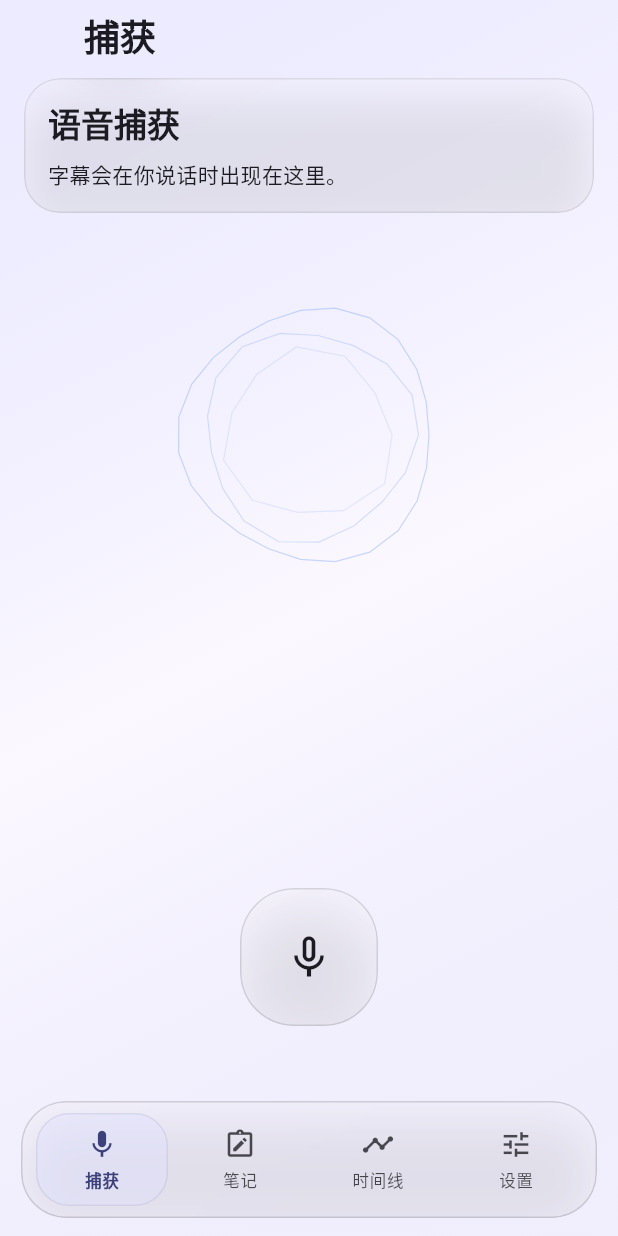
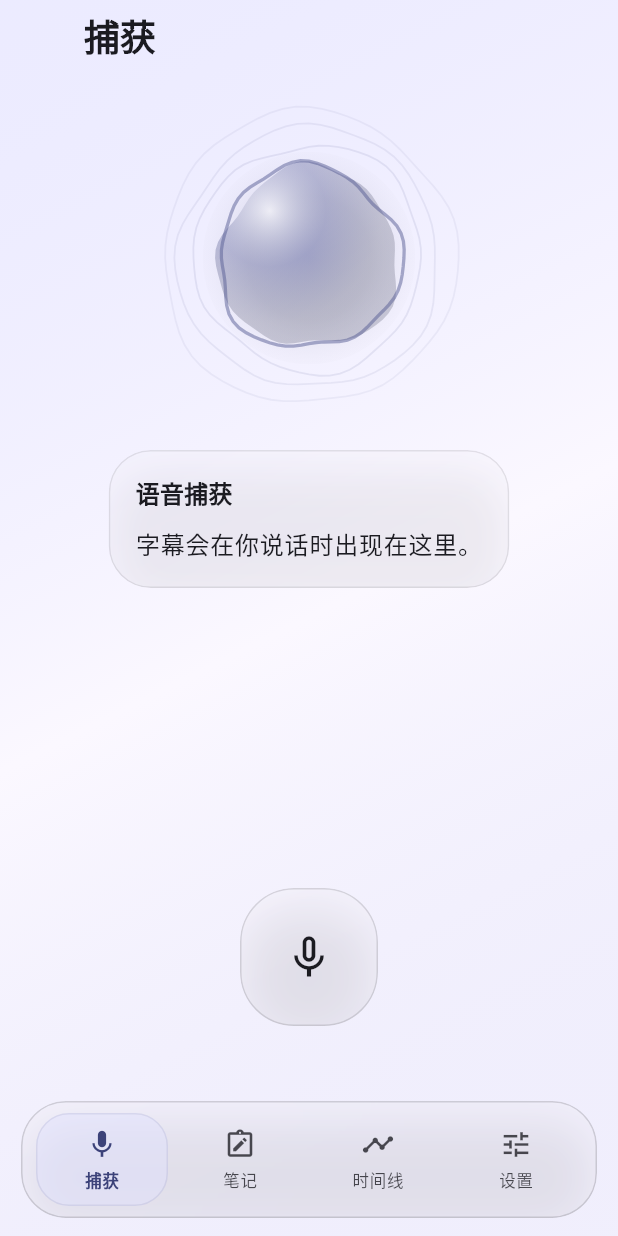
Before and after one commit to rimYtio/GlassNote, a Flutter app: the screen it shows after launch, on a phone screen of 412 x 824 dp. Run offline on Flutter 3.47's test engine with Material 3 defaults, Android fonts, the phone set to English and light mode, and no system bars; our stand-ins replace drift, flutter_colorpicker, flutter_riverpod, flutter_secure_storage, go_router; missing offline and left inert: record; accounts and stored records are empty; generated files the repository leaves out were written again.

Commit message:
V7.2
优化了捕获界面的UI设计

```diff
--- a/lib/app/app_shell.dart
+++ b/lib/app/app_shell.dart
@@ -13,14 +13,9 @@ class AppShell extends StatefulWidget {
 }
 
 class _AppShellState extends State<AppShell> {
-  int _previousIndex = 0;
-
   int get _currentIndex => widget.navigationShell.currentIndex;
 
   void _onTabTap(int index) {
-    if (index != _currentIndex) {
-      _previousIndex = _currentIndex;
-    }
     widget.navigationShell.goBranch(
       index,
       initialLocation: index == _currentIndex,
@@ -31,27 +26,7 @@ class _AppShellState extends State<AppShell> {
   Widget build(BuildContext context) {
     return Scaffold(
       extendBody: true,
-      body: AnimatedSwitcher(
-        duration: const Duration(milliseconds: 220),
-        transitionBuilder: (child, animation) {
-          final slideCurve = CurvedAnimation(
-            parent: animation,
-            curve: Curves.easeOutCubic,
-          );
-          final slideDirection = _currentIndex > _previousIndex ? 1.0 : -1.0;
-          return SlideTransition(
-            position: Tween<Offset>(
-              begin: Offset(0.12 * slideDirection, 0),
-              end: Offset.zero,
-            ).animate(slideCurve),
-            child: FadeTransition(opacity: animation, child: child),
-          );
-        },
-        child: KeyedSubtree(
-          key: ValueKey(_currentIndex),
-          child: widget.navigationShell,
-        ),
-      ),
+      body: widget.navigationShell,
       bottomNavigationBar: GlassBottomNavigation(
         currentIndex: _currentIndex,
         onTap: _onTabTap,
--- a/lib/features/capture/presentation/capture_page.dart
+++ b/lib/features/capture/presentation/capture_page.dart
@@ -1,3 +1,4 @@
+import 'dart:async';
 import 'dart:math' as math;
 import 'dart:ui';
 
@@ -36,15 +37,7 @@ class CapturePage extends ConsumerWidget {
           ListView(
             padding: const EdgeInsets.only(bottom: 168),
             children: [
-              _CaptionCard(state: state),
-              if (state.previews.isEmpty &&
-                  state.status != CaptureStatus.preview) ...[
-                const SizedBox(height: 24),
-                if (state.status == CaptureStatus.recording ||
-                    state.status == CaptureStatus.analyzing)
-                  const SizedBox(height: 140),
-                const SizedBox(height: 24),
-              ] else
+              _VoiceCaptureStage(state: state),
               const SizedBox(height: 16),
               if (state.previews.isNotEmpty) ...[
                 for (final preview in state.previews)
@@ -71,13 +64,9 @@ class CapturePage extends ConsumerWidget {
                     ),
                   ],
                 ),
-              ] else if (state.status != CaptureStatus.recording &&
-                  state.status != CaptureStatus.analyzing)
-                const _IdleFlow(),
+              ],
             ],
           ),
-          if (state.status == CaptureStatus.recording)
-            const _VoiceBall(),
           if (state.status != CaptureStatus.preview &&
               state.status != CaptureStatus.saving)
             Positioned(
@@ -98,14 +87,32 @@ class CapturePage extends ConsumerWidget {
   }
 }
 
-class _CaptionCard extends StatelessWidget {
-  const _CaptionCard({required this.state});
+class _VoiceCaptureStage extends StatelessWidget {
+  const _VoiceCaptureStage({required this.state});
 
   final CaptureState state;
 
   @override
   Widget build(BuildContext context) {
-    final text = state.errorMessage ?? state.transcript;
+    return Column(
+      children: [
+        const SizedBox(height: 10),
+        _VoiceOrb(status: state.status, transcript: state.transcript),
+        const SizedBox(height: 18),
+        _TranscriptGlass(state: state),
+      ],
+    );
+  }
+}
+
+class _TranscriptGlass extends StatelessWidget {
+  const _TranscriptGlass({required this.state});
+
+  final CaptureState state;
+
+  @override
+  Widget build(BuildContext context) {
+    final colorScheme = Theme.of(context).colorScheme;
     final title = switch (state.status) {
       CaptureStatus.recording => '正在聆听',
       CaptureStatus.analyzing => '正在整理',
@@ -114,177 +121,177 @@ class _CaptionCard extends StatelessWidget {
       CaptureStatus.success => '创建完成',
       _ => '语音捕获',
     };
+    final text = state.errorMessage ?? state.transcript;
 
-    return GlassCard(
+    return ClipRRect(
+      key: const ValueKey('capture-transcript-glass'),
+      borderRadius: BorderRadius.circular(28),
+      child: BackdropFilter(
+        filter: ImageFilter.blur(sigmaX: 22, sigmaY: 22),
+        child: DecoratedBox(
+          decoration: BoxDecoration(
+            color: colorScheme.surface.withValues(alpha: 0.28),
+            borderRadius: BorderRadius.circular(28),
+            border: Border.all(
+              color: colorScheme.onSurface.withValues(alpha: 0.10),
+            ),
+            boxShadow: [
+              BoxShadow(
+                color: colorScheme.shadow.withValues(alpha: 0.08),
+                blurRadius: 26,
+                offset: const Offset(0, 14),
+              ),
+            ],
+          ),
+          child: Padding(
+            padding: const EdgeInsets.fromLTRB(18, 16, 18, 18),
             child: Column(
               crossAxisAlignment: CrossAxisAlignment.start,
               children: [
                 Text(
                   title,
-            style: Theme.of(
-              context,
-            ).textTheme.titleLarge?.copyWith(fontWeight: FontWeight.w800),
+                  style: Theme.of(context).textTheme.titleMedium?.copyWith(
+                    fontWeight: FontWeight.w800,
+                  ),
                 ),
                 const SizedBox(height: 10),
-          Text(text.isEmpty ? '字幕会在你说话时出现在这里。' : text),
+                Text(
+                  text.isEmpty ? '字幕会在你说话时出现在这里。' : text,
+                  style: Theme.of(context).textTheme.bodyLarge,
+                ),
               ],
+            ),
+          ),
+        ),
       ),
     );
   }
 }
 
-class _IdleFlow extends StatefulWidget {
-  const _IdleFlow();
+class _VoiceOrb extends ConsumerStatefulWidget {
+  const _VoiceOrb({required this.status, required this.transcript});
+
+  final CaptureStatus status;
+  final String transcript;
 
   @override
-  State<_IdleFlow> createState() => _IdleFlowState();
+  ConsumerState<_VoiceOrb> createState() => _VoiceOrbState();
 }
 
-class _IdleFlowState extends State<_IdleFlow>
-    with SingleTickerProviderStateMixin {
-  late final AnimationController _ctrl;
-
-  @override
-  void initState() {
-    super.initState();
-    _ctrl = AnimationController(
-      vsync: this,
-      duration: const Duration(seconds: 8),
-    )..repeat();
-  }
-
-  @override
-  void dispose() {
-    _ctrl.dispose();
-    super.dispose();
-  }
-
-  @override
-  Widget build(BuildContext context) {
-    return SizedBox(
-      height: 200,
-      child: AnimatedBuilder(
-        animation: _ctrl,
-        builder: (context, _) {
-          return CustomPaint(
-            painter: _IdleFlowPainter(phase: _ctrl.value),
-            child: const SizedBox.expand(),
-          );
-        },
-      ),
-    );
-  }
-}
-
-class _IdleFlowPainter extends CustomPainter {
-  _IdleFlowPainter({required this.phase});
-  final double phase;
-
-  @override
-  void paint(Canvas canvas, Size size) {
-    final center = Offset(size.width / 2, size.height / 2);
-    final baseRadius = math.min(size.width, size.height) * 0.28;
-    final outerPaint = Paint()
-      ..color = const Color(0x885B8DEF)
-      ..style = PaintingStyle.stroke
-      ..strokeWidth = 0.8;
-
-    for (var r = 0; r < 3; r++) {
-      final path = Path();
-      final radius = baseRadius + r * 14;
-      final circles = r == 0 ? 11 : r == 1 ? 17 : 23;
-      for (var i = 0; i <= circles; i++) {
-        final a = i / circles * math.pi * 2;
-        final wave =
-            math.sin(a * 3 + phase * math.pi * 2 * (1 + r * 0.4)) * 4;
-        final x = center.dx + math.cos(a) * (radius + wave);
-        final y = center.dy + math.sin(a) * (radius + wave);
-        if (i == 0) {
-          path.moveTo(x, y);
-        } else {
-          path.lineTo(x, y);
-        }
-      }
-      path.close();
-      outerPaint.color = const Color(0x335B8DEF).withValues(
-        alpha: 0.15 + r * 0.08,
-      );
-      canvas.drawPath(path, outerPaint);
-    }
-  }
-
-  @override
-  bool shouldRepaint(covariant _IdleFlowPainter oldDelegate) =>
-      oldDelegate.phase != phase;
-}
-
-class _VoiceBall extends ConsumerStatefulWidget {
-  const _VoiceBall();
-
-  @override
-  ConsumerState<_VoiceBall> createState() => _VoiceBallState();
-}
-
-class _VoiceBallState extends ConsumerState<_VoiceBall>
+class _VoiceOrbState extends ConsumerState<_VoiceOrb>
     with TickerProviderStateMixin {
-  late final AnimationController _entryCtrl;
-  late final Animation<double> _entryAnimation;
   late final AnimationController _waveCtrl;
+  late final AnimationController _pulseCtrl;
+  late final Animation<double> _speechPulse;
+  StreamSubscription<double>? _amplitudeSub;
   double _amplitude = 0.0;
 
   @override
   void initState() {
     super.initState();
-    _entryCtrl = AnimationController(
-      vsync: this,
-      duration: const Duration(milliseconds: 600),
-    );
-    _entryAnimation = CurvedAnimation(
-      parent: _entryCtrl,
-      curve: Curves.easeOutBack,
-    );
-    _entryCtrl.forward();
     _waveCtrl = AnimationController(
       vsync: this,
-      duration: const Duration(seconds: 3),
+      duration: const Duration(seconds: 4),
     )..repeat();
-    _startAmplitudeListener();
+    _pulseCtrl = AnimationController(
+      vsync: this,
+      duration: const Duration(milliseconds: 420),
+    );
+    _speechPulse = CurvedAnimation(
+      parent: _pulseCtrl,
+      curve: Curves.easeOutCubic,
+    );
+    _syncAmplitudeSubscription();
+  }
+
+  @override
+  void didUpdateWidget(covariant _VoiceOrb oldWidget) {
+    super.didUpdateWidget(oldWidget);
+    if (widget.status != oldWidget.status) {
+      _syncAmplitudeSubscription();
+    }
+    if (widget.transcript != oldWidget.transcript &&
+        widget.transcript.length > oldWidget.transcript.length) {
+      _pulseCtrl.forward(from: 0);
+    }
   }
 
   @override
   void dispose() {
-    _entryCtrl.dispose();
+    _amplitudeSub?.cancel();
     _waveCtrl.dispose();
+    _pulseCtrl.dispose();
     super.dispose();
   }
 
-  void _startAmplitudeListener() {
-    ref.read(audioInputServiceProvider).amplitudeStream.listen((a) {
-      if (mounted) {
-        setState(() => _amplitude = a);
+  double get _targetScale {
+    return switch (widget.status) {
+      CaptureStatus.recording => 1.12 + _amplitude * 0.16,
+      CaptureStatus.analyzing => 1.08,
+      CaptureStatus.preview => 1.04,
+      CaptureStatus.success => 1.04,
+      CaptureStatus.error => 0.98,
+      _ => 1.0,
+    };
   }
+
+  void _syncAmplitudeSubscription() {
+    if (widget.status != CaptureStatus.recording) {
+      _amplitudeSub?.cancel();
+      _amplitudeSub = null;
+      if (_amplitude != 0 && mounted) {
+        setState(() => _amplitude = 0);
+      } else {
+        _amplitude = 0;
+      }
+      return;
+    }
+    if (_amplitudeSub != null) {
+      return;
+    }
+    _amplitudeSub = ref.read(audioInputServiceProvider).amplitudeStream.listen((
+      value,
+    ) {
+      if (!mounted) return;
+      setState(() {
+        _amplitude = value.clamp(0.0, 1.0);
+      });
     });
   }
 
   @override
   Widget build(BuildContext context) {
     final colorScheme = Theme.of(context).colorScheme;
+    final activeLevel = widget.status == CaptureStatus.recording
+        ? _amplitude
+        : widget.status == CaptureStatus.analyzing
+        ? 0.22
+        : 0.04;
 
-    return Positioned.fill(
+    return SizedBox(
+      key: const ValueKey('capture-voice-orb'),
+      height: 220,
       child: Center(
-        child: ScaleTransition(
-          scale: _entryAnimation,
+        child: AnimatedScale(
+          key: const ValueKey('capture-voice-orb-scale'),
+          scale: _targetScale,
+          duration: const Duration(milliseconds: 220),
+          curve: Curves.easeOutBack,
           child: AnimatedBuilder(
-            animation: _waveCtrl,
-            builder: (context, _) {
-              return CustomPaint(
-                size: const Size(200, 200),
-                painter: _VoiceBallPainter(
-                  fillColor: colorScheme.primaryContainer
-                      .withValues(alpha: 0.22),
-                  ringColor: colorScheme.primary.withValues(alpha: 0.55),
-                  amplitude: _amplitude,
-                  wavePhase: _waveCtrl.value,
+            animation: Listenable.merge([_waveCtrl, _pulseCtrl]),
+            builder: (context, child) {
+              return RepaintBoundary(
+                child: CustomPaint(
+                  size: const Size(176, 176),
+                  painter: _VoiceOrbPainter(
+                    phase: _waveCtrl.value,
+                    amplitude: activeLevel,
+                    speechPulse: _speechPulse.value,
+                    status: widget.status,
+                    primary: colorScheme.primary,
+                    secondary: colorScheme.secondary,
+                    surface: colorScheme.surface,
+                  ),
                 ),
               );
             },
@@ -295,63 +302,128 @@ class _VoiceBallState extends ConsumerState<_VoiceBall>
   }
 }
 
-class _VoiceBallPainter extends CustomPainter {
-  _VoiceBallPainter({
-    required this.fillColor,
-    required this.ringColor,
+class _VoiceOrbPainter extends CustomPainter {
+  _VoiceOrbPainter({
+    required this.phase,
     required this.amplitude,
-    required this.wavePhase,
+    required this.speechPulse,
+    required this.status,
+    required this.primary,
+    required this.secondary,
+    required this.surface,
   });
 
-  final Color fillColor;
-  final Color ringColor;
+  final double phase;
   final double amplitude;
-  final double wavePhase;
+  final double speechPulse;
+  final CaptureStatus status;
+  final Color primary;
+  final Color secondary;
+  final Color surface;
 
   @override
   void paint(Canvas canvas, Size size) {
     final center = Offset(size.width / 2, size.height / 2);
-    final baseRadius = size.width / 2 - 6;
-    final distortion = amplitude * 14;
-    final linearPhase = wavePhase * math.pi * 2;
+    final baseRadius = size.width * 0.34;
+    final phaseRadians = phase * math.pi * 2;
+    final energy = (amplitude + speechPulse * 0.42).clamp(0.0, 1.0);
+    final tint = status == CaptureStatus.error ? Colors.redAccent : primary;
 
+    final glowPaint = Paint()
+      ..shader =
+          RadialGradient(
+            colors: [
+              tint.withValues(alpha: 0.26 + energy * 0.16),
+              secondary.withValues(alpha: 0.14),
+              surface.withValues(alpha: 0.02),
+            ],
+          ).createShader(
+            Rect.fromCircle(center: center, radius: size.width * 0.47),
+          );
+    canvas.drawCircle(center, size.width * (0.40 + energy * 0.06), glowPaint);
+
+    for (var i = 0; i < 3; i += 1) {
+      final ring = Paint()
+        ..color = tint.withValues(alpha: 0.11 - i * 0.02 + energy * 0.06)
+        ..style = PaintingStyle.stroke
+        ..strokeWidth = 1.2;
+      canvas.drawPath(
+        _blobPath(
+          center,
+          baseRadius + 16 + i * 11,
+          phaseRadians * (0.7 + i * 0.25),
+          4 + energy * 14,
+        ),
+        ring,
+      );
+    }
+
+    final fillPaint = Paint()
+      ..shader =
+          RadialGradient(
+            center: const Alignment(-0.35, -0.42),
+            colors: [
+              Colors.white.withValues(alpha: 0.52),
+              tint.withValues(alpha: 0.34 + energy * 0.16),
+              secondary.withValues(alpha: 0.28),
+            ],
+          ).createShader(
+            Rect.fromCircle(center: center, radius: baseRadius * 1.25),
+          );
+    canvas.drawPath(
+      _blobPath(center, baseRadius, phaseRadians, 5 + energy * 18),
+      fillPaint,
+    );
+
+    final edgePaint = Paint()
+      ..color = tint.withValues(alpha: 0.48 + energy * 0.18)
+      ..style = PaintingStyle.stroke
+      ..strokeWidth = 2.2
+      ..strokeCap = StrokeCap.round;
+    canvas.drawPath(
+      _blobPath(center, baseRadius + 1, phaseRadians * 1.2, 5 + energy * 18),
+      edgePaint,
+    );
+  }
+
+  Path _blobPath(
+    Offset center,
+    double radius,
+    double phase,
+    double distortion,
+  ) {
     final path = Path();
-    const segments = 50;
-    for (var i = 0; i <= segments; i++) {
+    const segments = 72;
+    for (var i = 0; i <= segments; i += 1) {
       final a = i / segments * math.pi * 2;
       final wave =
-          math.sin(a * 5 + linearPhase) * distortion * 0.8 +
-          math.sin(a * 3 + linearPhase * 1.6) * distortion * 0.5 +
-          math.sin(a * 8 + linearPhase * 0.3) * distortion * 0.3;
-      final r = baseRadius + wave;
-      final x = center.dx + math.cos(a) * r;
-      final y = center.dy + math.sin(a) * r;
+          math.sin(a * 3 + phase) * distortion * 0.55 +
+          math.sin(a * 5 - phase * 1.4) * distortion * 0.28 +
+          math.sin(a * 9 + phase * 0.6) * distortion * 0.17;
+      final r = radius + wave;
+      final point = Offset(
+        center.dx + math.cos(a) * r,
+        center.dy + math.sin(a) * r,
+      );
       if (i == 0) {
-        path.moveTo(x, y);
+        path.moveTo(point.dx, point.dy);
       } else {
-        path.lineTo(x, y);
+        path.lineTo(point.dx, point.dy);
       }
     }
     path.close();
-
-    final fillPaint = Paint()
-      ..color = fillColor
-      ..style = PaintingStyle.fill;
-    canvas.drawCircle(center, baseRadius - 2, fillPaint);
-    canvas.drawPath(path, fillPaint);
-
-    final ringPaint = Paint()
-      ..color = ringColor
-      ..style = PaintingStyle.stroke
-      ..strokeWidth = 2.5
-      ..strokeCap = StrokeCap.round;
-    canvas.drawPath(path, ringPaint);
+    return path;
   }
 
   @override
-  bool shouldRepaint(covariant _VoiceBallPainter oldDelegate) {
+  bool shouldRepaint(covariant _VoiceOrbPainter oldDelegate) {
     return oldDelegate.amplitude != amplitude ||
-        oldDelegate.wavePhase != wavePhase;
+        oldDelegate.phase != phase ||
+        oldDelegate.speechPulse != speechPulse ||
+        oldDelegate.status != status ||
+        oldDelegate.primary != primary ||
+        oldDelegate.secondary != secondary ||
+        oldDelegate.surface != surface;
   }
 }
 
@@ -502,6 +574,7 @@ class _PreviewItem extends StatelessWidget {
     return Padding(
       padding: const EdgeInsets.only(bottom: 12),
       child: GlassCard(
+        key: const ValueKey('capture-preview-card'),
         child: Column(
           crossAxisAlignment: CrossAxisAlignment.start,
           children: [
@@ -510,15 +583,15 @@ class _PreviewItem extends StatelessWidget {
                 Expanded(
                   child: Text(
                     preview.type == CaptureDraftType.task ? '任务' : '笔记',
-                    style: Theme.of(context).textTheme.titleMedium
-                        ?.copyWith(fontWeight: FontWeight.w800),
+                    style: Theme.of(context).textTheme.titleMedium?.copyWith(
+                      fontWeight: FontWeight.w800,
+                    ),
                   ),
                 ),
               ],
             ),
             const SizedBox(height: 8),
-            Text(preview.title,
-                style: Theme.of(context).textTheme.titleLarge),
+            Text(preview.title, style: Theme.of(context).textTheme.titleLarge),
             const SizedBox(height: 6),
             Text(preview.content),
             if (preview.type == CaptureDraftType.task &&
@@ -531,7 +604,8 @@ class _PreviewItem extends StatelessWidget {
                   _Tag(label: '📅 ${_fmtDate(preview.taskDate!)}'),
                   if (preview.startTime != null)
                     _Tag(
-                      label: '⏰ ${_fmtTime(preview.startTime!)}'
+                      label:
+                          '⏰ ${_fmtTime(preview.startTime!)}'
                           '${preview.endTime != null ? ' - ${_fmtTime(preview.endTime!)}' : ''}',
                     ),
                   if (preview.importance != null)
```
Also changed, not shown: 5 other files. Lines whose indentation alone changed are shown as unchanged.
